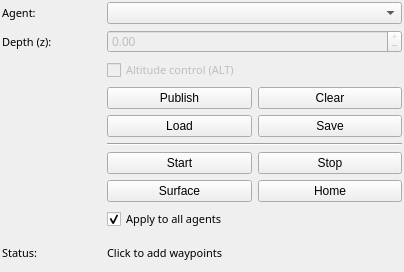
Old version of the form coug_mapviz/ui/coug_waypoints_config.ui in the repository cougars-auv/coug_mapviz.
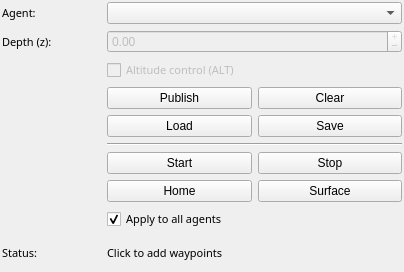
New version of the form.

Commit message: Match coug_rqt positions

```diff
--- a/coug_mapviz/ui/coug_waypoints_config.ui
+++ b/coug_mapviz/ui/coug_waypoints_config.ui
@@ -192,16 +192,16 @@
       <item row="7" column="1" colspan="3">
         <layout class="QHBoxLayout" name="horizontalLayout_surface_home">
           <item>
-            <widget class="QPushButton" name="surface">
+            <widget class="QPushButton" name="home">
               <property name="text">
-                <string>Surface</string>
+                <string>Home</string>
               </property>
             </widget>
           </item>
           <item>
-            <widget class="QPushButton" name="home">
+            <widget class="QPushButton" name="surface">
               <property name="text">
-                <string>Home</string>
+                <string>Surface</string>
               </property>
             </widget>
           </item>
```
